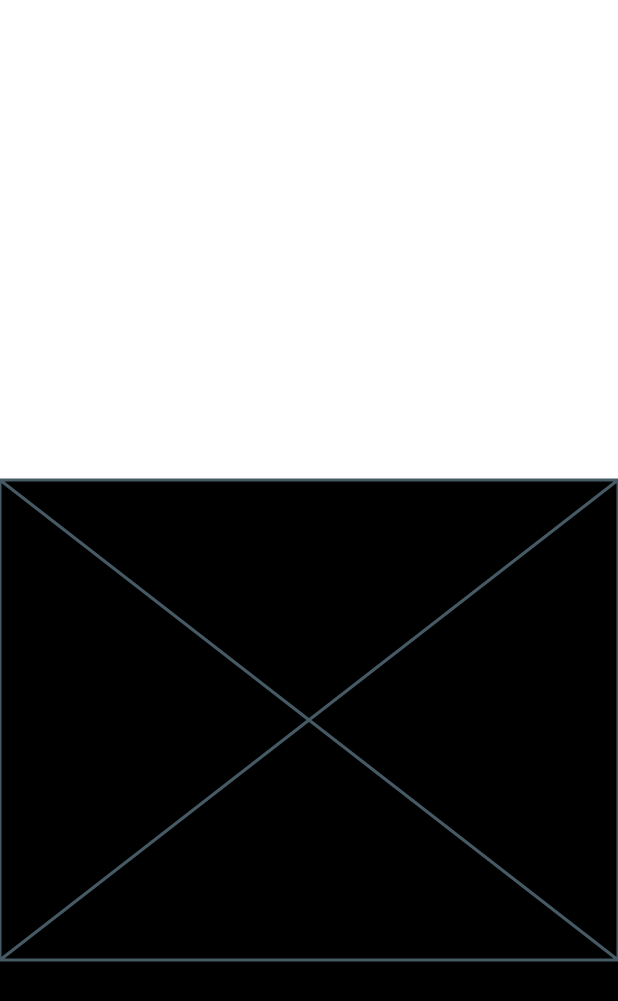
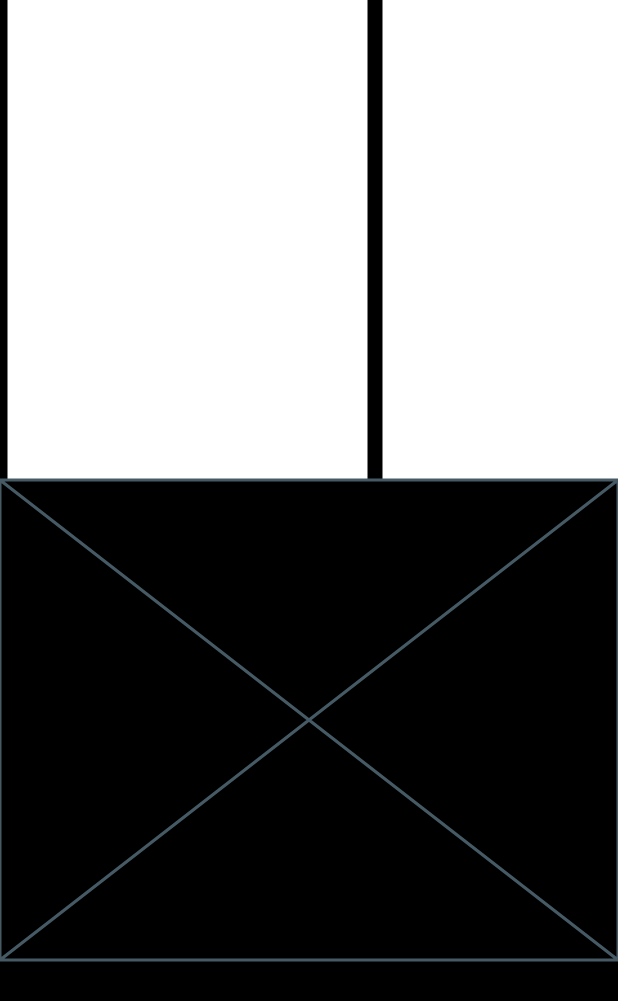
Before and after one commit to JAICHANGPARK/flutter_notebook_chapter_43, a Flutter app: the MusicPlayerStartScreen screen opened directly, on a phone screen of 412 x 824 dp. Shown: the top 1001 px of the screen. Run offline on Flutter 3.47's test engine with Material 3 defaults, Android fonts, the phone set to English and light mode, and no system bars; our stand-ins replace gap.

Commit message:
Update music_player_start_screen.dart

```diff
--- a/lib/ep2157_music_player_app/ui/start/music_player_start_screen.dart
+++ b/lib/ep2157_music_player_app/ui/start/music_player_start_screen.dart
@@ -25,8 +25,10 @@ class _MusicPlayerStartScreenState extends State<MusicPlayerStartScreen> {
                     itemBuilder: (context, index) {
                       return Container(
                         width: 240,
+                        margin: EdgeInsets.symmetric(horizontal: 5),
                         decoration: BoxDecoration(
                           color: Colors.white,
+
                         ),
                       );
                     },
```
